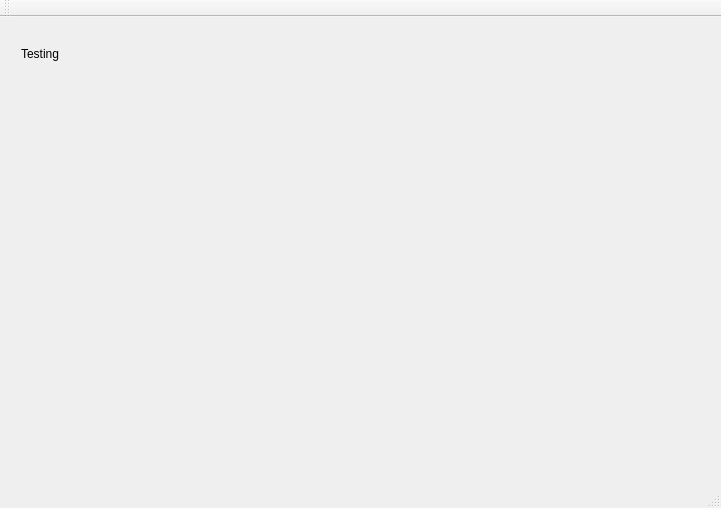
Old version of the form uvispace/uvigui/tools/neural_controller_trainer/neural_controller_trainer.ui in the repository UviDTE-UviSpace/uvispace-main-controller.
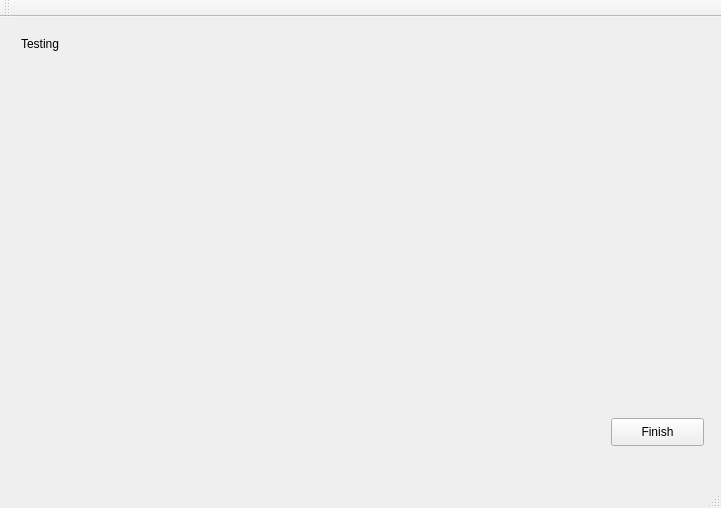
New version of the form. The open tabs and pages were chosen to show the change.

What changed in the file:
```diff
--- a/uvispace/uvigui/tools/neural_controller_trainer/neural_controller_trainer.ui
+++ b/uvispace/uvigui/tools/neural_controller_trainer/neural_controller_trainer.ui
@@ -158,7 +158,7 @@
         <property name="geometry">
          <rect>
           <x>10</x>
-          <y>10</y>
+          <y>0</y>
           <width>111</width>
           <height>31</height>
          </rect>
@@ -167,6 +167,29 @@
          <string>Testing</string>
         </property>
        </widget>
+       <widget class="QWidget" name="wTestPlot" native="true">
+        <property name="geometry">
+         <rect>
+          <x>0</x>
+          <y>30</y>
+          <width>701</width>
+          <height>361</height>
+         </rect>
+        </property>
+       </widget>
+       <widget class="QPushButton" name="pbfinish">
+        <property name="geometry">
+         <rect>
+          <x>600</x>
+          <y>390</y>
+          <width>93</width>
+          <height>28</height>
+         </rect>
+        </property>
+        <property name="text">
+         <string>Finish</string>
+        </property>
+       </widget>
       </widget>
      </widget>
     </item>
```
Left out of the diff: 9 changed lines with no effect on the pictures.
